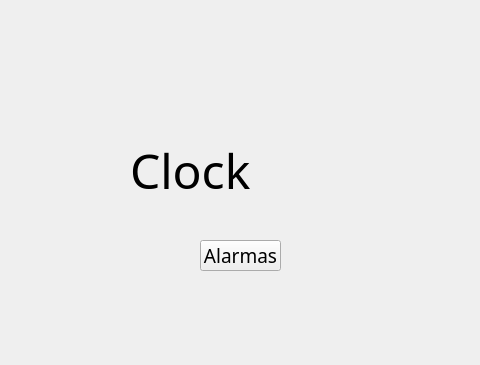
Old version of the form Despertador1/mainwindow.ui in the repository Alex05ander2004/ProyectoDespertador; both pictures show x 150 to 630 and y 0 to 365 of the 800 by 600 pixel window.
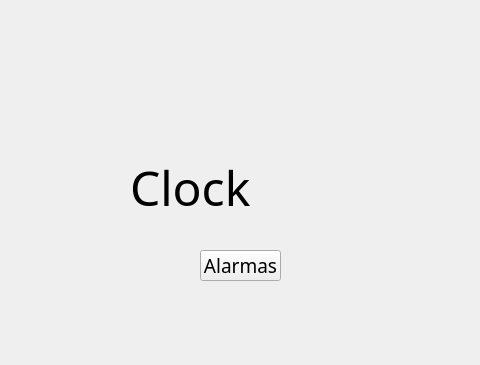
New version of the form. The open tabs and pages were chosen to show the change.

```diff
--- a/Despertador1/mainwindow.ui
+++ b/Despertador1/mainwindow.ui
@@ -37,7 +37,7 @@
       <property name="geometry">
        <rect>
         <x>310</x>
-        <y>230</y>
+        <y>240</y>
         <width>81</width>
         <height>31</height>
        </rect>
@@ -77,7 +77,7 @@
         <x>240</x>
         <y>120</y>
         <width>221</width>
-        <height>80</height>
+        <height>114</height>
        </rect>
       </property>
       <layout class="QVBoxLayout" name="verticalLayout_3">
```
Left out of the diff: 2 changed lines with no effect on the pictures.
